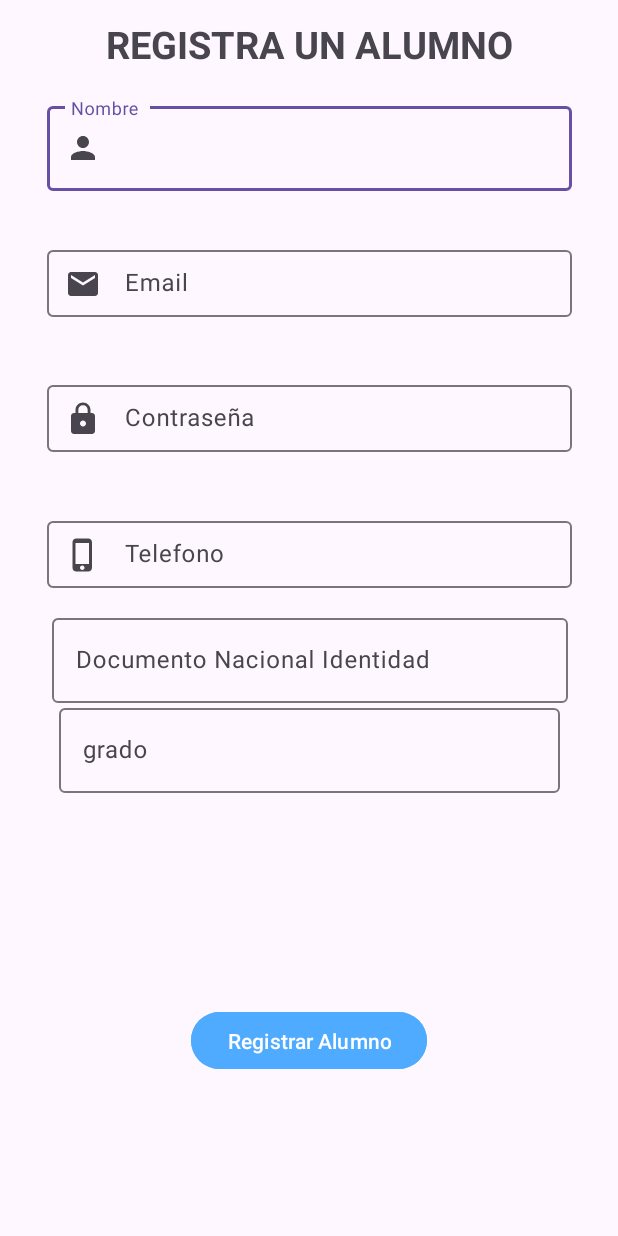
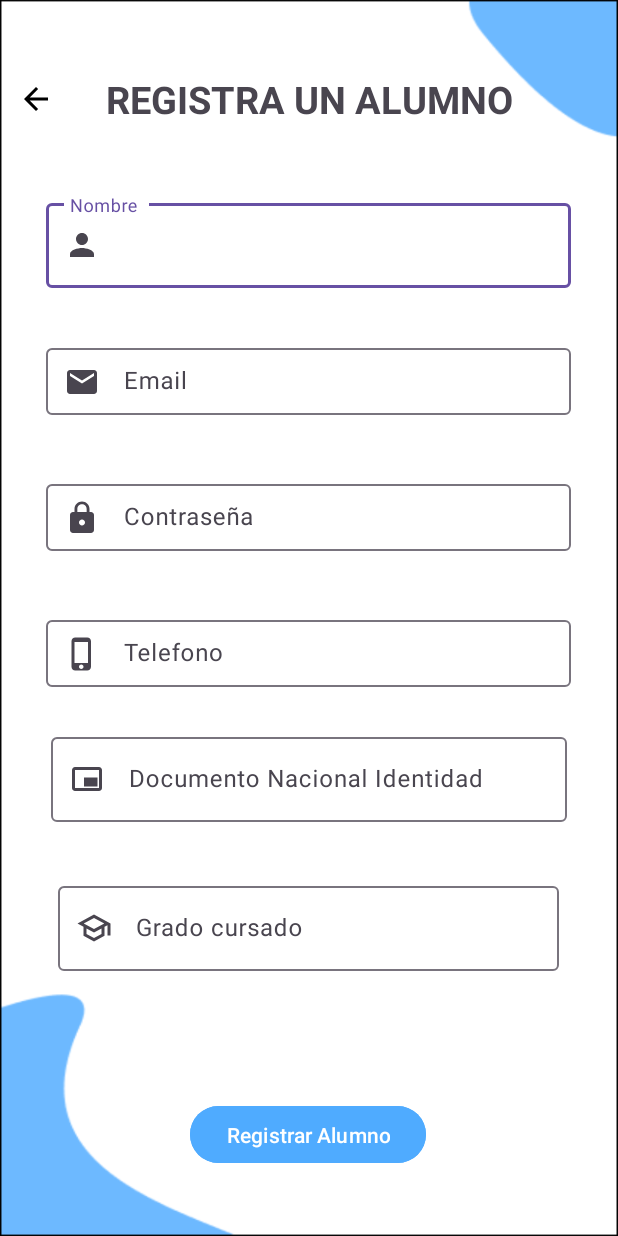
Before and after one commit to carloosbravo/tfg-2dam, an Android app: the RegistrarAlumno screen opened directly, with no data from a screen before it, after a tap on "Registrar Alumno", on a phone screen of 412 x 824 dp. Run offline under Robolectric (Android 15) with nearby library versions, the phone set to English and light mode, and no system bars.

Commit message:
registrar alumno rediseño + btn atras

```diff
--- a/androidStudio/cooper_up/app/src/main/java/com/example/cooper_up/RegistrarAlumno.java
+++ b/androidStudio/cooper_up/app/src/main/java/com/example/cooper_up/RegistrarAlumno.java
@@ -2,8 +2,10 @@ package com.example.cooper_up;
 
 import android.content.Intent;
 import android.os.Bundle;
+import android.view.View;
 import android.widget.Button;
 import android.widget.EditText;
+import android.widget.ImageButton;
 import android.widget.Toast;
 
 import androidx.appcompat.app.AppCompatActivity;
@@ -22,6 +24,8 @@ public class RegistrarAlumno extends AppCompatActivity {
 
     private EditText etNombre, etContrasena, etTelefono, etEmail, etdni, etGrado;
     private Button buttonRegistrar;
+
+    private ImageButton btnAtras;
     private ApiService apiService;
     private CentroModelo centro;
 
@@ -37,6 +41,8 @@ public class RegistrarAlumno extends AppCompatActivity {
         etdni = findViewById(R.id.et_dni);
         etGrado = findViewById(R.id.et_grado);
         buttonRegistrar = findViewById(R.id.button);
+        btnAtras = findViewById(R.id.btnAtrasRegistroAlumno);
+
 
         apiService = ApiAdapter.getInstance().getApiService();
 
@@ -46,7 +52,30 @@ public class RegistrarAlumno extends AppCompatActivity {
         }
 
         // Acción cuando se presione el botón
-        buttonRegistrar.setOnClickListener(v -> registrarAlumno());
+
+
+        buttonRegistrar.setOnClickListener(new View.OnClickListener() {
+            @Override
+            public void onClick(View view) {
+                if(etNombre.getText().toString().isEmpty() || etContrasena.getText().toString().isEmpty() ||
+                        etTelefono.getText().toString().isEmpty() || etEmail.getText().toString().isEmpty() ||
+                        etdni.getText().toString().isEmpty() || etGrado.getText().toString().isEmpty()){
+                    Toast.makeText(RegistrarAlumno.this, "Debe rellenar todos los campos", Toast.LENGTH_SHORT).show();
+                }else{
+                    registrarAlumno();
+                }
+
+            }
+        });
+
+        btnAtras.setOnClickListener(new View.OnClickListener() {
+            @Override
+            public void onClick(View view) {
+                Intent intent = new Intent(RegistrarAlumno.this, MainActivityCentro.class);
+                startActivity(intent);
+            }
+        });
+        //buttonRegistrar.setOnClickListener(v -> registrarAlumno());
     }
 
     private void registrarAlumno() {
--- /dev/null
+++ b/androidStudio/cooper_up/app/src/main/res/drawable/dni.xml
@@ -0,0 +1,11 @@
+<vector xmlns:android="http://schemas.android.com/apk/res/android"
+    android:width="24dp"
+    android:height="24dp"
+    android:viewportWidth="960"
+    android:viewportHeight="960"
+    android:tint="?attr/colorControlNormal"
+    android:autoMirrored="true">
+  <path
+      android:fillColor="@android:color/white"
+      android:pathData="M400,680L760,680L760,440L400,440L400,680ZM160,800Q127,800 103.5,776.5Q80,753 80,720L80,240Q80,207 103.5,183.5Q127,160 160,160L800,160Q833,160 856.5,183.5Q880,207 880,240L880,720Q880,753 856.5,776.5Q833,800 800,800L160,800ZM160,720L800,720Q800,720 800,720Q800,720 800,720L800,240Q800,240 800,240Q800,240 800,240L160,240Q160,240 160,240Q160,240 160,240L160,720Q160,720 160,720Q160,720 160,720ZM160,720Q160,720 160,720Q160,720 160,720L160,240Q160,240 160,240Q160,240 160,240L160,240Q160,240 160,240Q160,240 160,240L160,720Q160,720 160,720Q160,720 160,720Z"/>
+</vector>
--- /dev/null
+++ b/androidStudio/cooper_up/app/src/main/res/drawable/grado.xml
@@ -0,0 +1,10 @@
+<vector xmlns:android="http://schemas.android.com/apk/res/android"
+    android:width="24dp"
+    android:height="24dp"
+    android:viewportWidth="960"
+    android:viewportHeight="960"
+    android:tint="?attr/colorControlNormal">
+  <path
+      android:fillColor="@android:color/white"
+      android:pathData="M480,840L200,688L200,448L40,360L480,120L920,360L920,680L840,680L840,404L760,448L760,688L480,840ZM480,508L754,360L480,212L206,360L480,508ZM480,749L680,641L680,490L480,600L280,490L280,641L480,749ZM480,508L480,508L480,508L480,508ZM480,598L480,598L480,598L480,598L480,598L480,598L480,598L480,598ZM480,598L480,598L480,598L480,598L480,598L480,598L480,598L480,598Z"/>
+</vector>
--- a/androidStudio/cooper_up/app/src/main/res/layout/activity_registrar_alumno.xml
+++ b/androidStudio/cooper_up/app/src/main/res/layout/activity_registrar_alumno.xml
@@ -4,7 +4,18 @@
     xmlns:tools="http://schemas.android.com/tools"
     android:layout_width="match_parent"
     android:layout_height="match_parent"
-    tools:context=".RegistrarAlumno">
+    tools:context=".RegistrarAlumno"
+    android:background="@drawable/background_editar">
+
+    <ImageButton
+        android:id="@+id/btnAtrasRegistroAlumno"
+        android:layout_width="wrap_content"
+        android:layout_height="wrap_content"
+        android:backgroundTint="@color/white"
+        android:src="@drawable/ic_flecha_atras"
+        app:layout_constraintBottom_toTopOf="@+id/guideline30"
+        app:layout_constraintStart_toStartOf="parent"
+        app:layout_constraintTop_toTopOf="parent" />
 
     <TextView
         android:layout_width="wrap_content"
@@ -22,7 +33,7 @@
         android:layout_width="wrap_content"
         android:layout_height="wrap_content"
         android:orientation="horizontal"
-        app:layout_constraintGuide_percent="0.07" />
+        app:layout_constraintGuide_percent="0.16" />
 
     <com.google.android.material.textfield.TextInputLayout
         android:layout_width="350dp"
@@ -45,14 +56,14 @@
         android:layout_width="wrap_content"
         android:layout_height="wrap_content"
         android:orientation="horizontal"
-        app:layout_constraintGuide_percent="0.28" />
+        app:layout_constraintGuide_percent="0.37" />
 
     <androidx.constraintlayout.widget.Guideline
         android:id="@+id/guideline33"
         android:layout_width="wrap_content"
         android:layout_height="wrap_content"
         android:orientation="vertical"
-        app:layout_constraintGuide_percent="0.04379562" />
+        app:layout_constraintGuide_percent="0.04" />
 
     <androidx.constraintlayout.widget.Guideline
         android:id="@+id/guideline34"
@@ -66,7 +77,7 @@
         android:layout_width="wrap_content"
         android:layout_height="wrap_content"
         android:orientation="horizontal"
-        app:layout_constraintGuide_percent="0.39" />
+        app:layout_constraintGuide_percent="0.46" />
 
     <com.google.android.material.textfield.TextInputLayout
         android:layout_width="350dp"
@@ -89,7 +100,7 @@
         android:layout_width="wrap_content"
         android:layout_height="wrap_content"
         android:orientation="horizontal"
-        app:layout_constraintGuide_percent="0.5" />
+        app:layout_constraintGuide_percent="0.59" />
 
     <com.google.android.material.textfield.TextInputLayout
         android:layout_width="350dp"
@@ -113,7 +124,7 @@
         android:layout_width="wrap_content"
         android:layout_height="wrap_content"
         android:orientation="horizontal"
-        app:layout_constraintGuide_percent="0.17236662" />
+        app:layout_constraintGuide_percent="0.24" />
 
     <com.google.android.material.textfield.TextInputLayout
         android:layout_width="350dp"
@@ -147,6 +158,7 @@
     <com.google.android.material.textfield.TextInputLayout
         android:layout_width="344dp"
         android:layout_height="73dp"
+        app:startIconDrawable="@drawable/dni"
         app:layout_constraintBottom_toTopOf="@+id/guideline39"
         app:layout_constraintEnd_toStartOf="@+id/guideline34"
         app:layout_constraintStart_toStartOf="@+id/guideline33"
@@ -165,21 +177,21 @@
         android:layout_width="wrap_content"
         android:layout_height="wrap_content"
         android:orientation="horizontal"
-        app:layout_constraintGuide_begin="457dp" />
+        app:layout_constraintGuide_percent="0.68" />
 
     <androidx.constraintlayout.widget.Guideline
         android:id="@+id/guideline23"
         android:layout_width="wrap_content"
         android:layout_height="wrap_content"
         android:orientation="horizontal"
-        app:layout_constraintGuide_begin="551dp" />
+        app:layout_constraintGuide_percent="0.83" />
 
     <com.google.android.material.textfield.TextInputLayout
         android:layout_width="334dp"
         android:layout_height="74dp"
+        app:startIconDrawable="@drawable/grado"
         app:layout_constraintBottom_toTopOf="@+id/guideline23"
         app:layout_constraintEnd_toStartOf="@+id/guideline34"
-
         app:layout_constraintStart_toStartOf="@+id/guideline33"
         app:layout_constraintTop_toTopOf="@+id/guideline39">
 
@@ -187,7 +199,7 @@
             android:id="@+id/et_grado"
             android:layout_width="match_parent"
             android:layout_height="wrap_content"
-            android:hint="grado" />
+            android:hint="Grado cursado" />
     </com.google.android.material.textfield.TextInputLayout>
 
 </androidx.constraintlayout.widget.ConstraintLayout>
```
